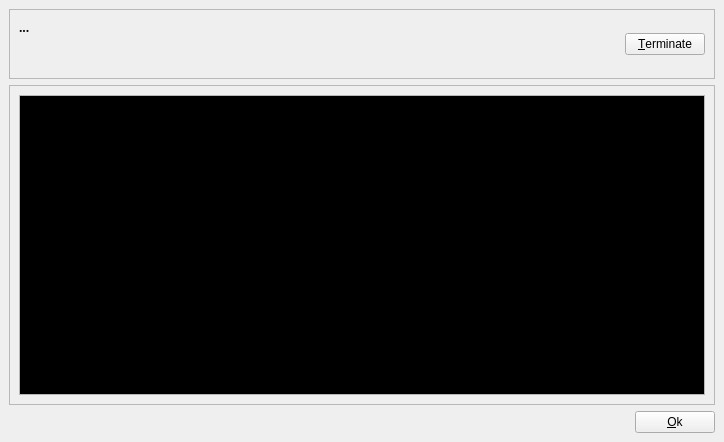
This is src/console.ui in tibirna/qgit as Qt 5 draws it before an edit. The edited form follows.
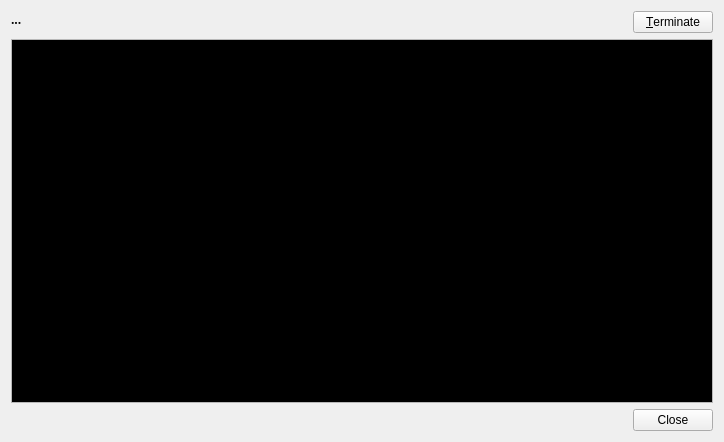
This is the edited form. Icons and pictures are not drawn.

```diff
--- a/src/console.ui
+++ b/src/console.ui
@@ -15,65 +15,29 @@
   <property name="windowIcon" >
    <iconset resource="icons.qrc" >:/icons/resources/openterm.png</iconset>
   </property>
-  <widget class="QWidget" name="widget" >
-   <layout class="QHBoxLayout" >
-    <property name="margin" >
-     <number>9</number>
-    </property>
-    <property name="spacing" >
+  <widget class="QWidget" name="widget">
+   <layout class="QVBoxLayout" name="verticalLayout">
+    <item>
+     <layout class="QHBoxLayout">
+      <property name="spacing">
      <number>6</number>
     </property>
-    <item>
-     <layout class="QVBoxLayout" >
-      <property name="margin" >
+      <property name="leftMargin">
        <number>0</number>
       </property>
-      <property name="spacing" >
-       <number>6</number>
+      <property name="topMargin">
+       <number>0</number>
       </property>
-      <item>
-       <widget class="QFrame" name="frame_3" >
-        <property name="sizePolicy" >
-         <sizepolicy>
-          <hsizetype>5</hsizetype>
-          <vsizetype>1</vsizetype>
-          <horstretch>0</horstretch>
-          <verstretch>0</verstretch>
-         </sizepolicy>
-        </property>
-        <property name="minimumSize" >
-         <size>
-          <width>16</width>
-          <height>70</height>
-         </size>
-        </property>
-        <property name="frameShape" >
-         <enum>QFrame::StyledPanel</enum>
-        </property>
-        <property name="frameShadow" >
-         <enum>QFrame::Plain</enum>
-        </property>
-        <layout class="QHBoxLayout" >
-         <property name="margin" >
-          <number>9</number>
-         </property>
-         <property name="spacing" >
-          <number>6</number>
-         </property>
-         <item>
-          <layout class="QHBoxLayout" >
-           <property name="margin" >
+      <property name="rightMargin">
+       <number>0</number>
+      </property>
+      <property name="bottomMargin">
             <number>0</number>
            </property>
-           <property name="spacing" >
-            <number>6</number>
-           </property>
            <item>
-            <widget class="QLabel" name="textLabelCmd" >
-             <property name="sizePolicy" >
-              <sizepolicy>
-               <hsizetype>5</hsizetype>
-               <vsizetype>5</vsizetype>
+       <widget class="QLabel" name="textLabelCmd">
+        <property name="sizePolicy">
+         <sizepolicy hsizetype="Preferred" vsizetype="Preferred">
                <horstretch>3</horstretch>
                <verstretch>0</verstretch>
               </sizepolicy>
@@ -120,11 +84,9 @@
             </spacer>
            </item>
            <item>
-            <widget class="QPushButton" name="pushButtonTerminate" >
-             <property name="sizePolicy" >
-              <sizepolicy>
-               <hsizetype>1</hsizetype>
-               <vsizetype>0</vsizetype>
+       <widget class="QPushButton" name="pushButtonTerminate">
+        <property name="sizePolicy">
+         <sizepolicy hsizetype="Minimum" vsizetype="Fixed">
                <horstretch>0</horstretch>
                <verstretch>0</verstretch>
               </sizepolicy>
@@ -135,505 +97,164 @@
              <property name="text" >
               <string>&amp;Terminate</string>
              </property>
-             <property name="icon" >
-              <iconset resource="icons.qrc" >:/icons/resources/cancel.png</iconset>
-             </property>
-             <property name="flat" >
-              <bool>false</bool>
+        <property name="icon">
+         <iconset resource="icons.qrc">
+          <normaloff>:/icons/resources/cancel.png</normaloff>:/icons/resources/cancel.png</iconset>
              </property>
              <property name="autoDefault">
               <bool>true</bool>
              </property>
+        <property name="flat">
+         <bool>false</bool>
+        </property>
             </widget>
            </item>
           </layout>
          </item>
-        </layout>
-       </widget>
-      </item>
       <item>
-       <widget class="QFrame" name="frame" >
-        <property name="frameShape" >
-         <enum>QFrame::StyledPanel</enum>
-        </property>
-        <property name="frameShadow" >
-         <enum>QFrame::Plain</enum>
-        </property>
-        <layout class="QHBoxLayout" >
-         <property name="margin" >
-          <number>9</number>
-         </property>
-         <property name="spacing" >
-          <number>6</number>
-         </property>
-         <item>
-          <widget class="QTextEdit" name="textEditOutput" >
-           <property name="palette" >
+     <widget class="QTextEdit" name="textEditOutput">
+      <property name="palette">
             <palette>
              <active>
-              <colorrole role="WindowText" >
-               <brush brushstyle="SolidPattern" >
-                <color alpha="255" >
-                 <red>0</red>
-                 <green>0</green>
-                 <blue>0</blue>
-                </color>
-               </brush>
-              </colorrole>
-              <colorrole role="Button" >
-               <brush brushstyle="SolidPattern" >
-                <color alpha="255" >
-                 <red>221</red>
-                 <green>223</green>
-                 <blue>228</blue>
-                </color>
-               </brush>
-              </colorrole>
-              <colorrole role="Light" >
-               <brush brushstyle="SolidPattern" >
-                <color alpha="255" >
-                 <red>255</red>
-                 <green>255</green>
-                 <blue>255</blue>
-                </color>
-               </brush>
-              </colorrole>
-              <colorrole role="Midlight" >
-               <brush brushstyle="SolidPattern" >
-                <color alpha="255" >
-                 <red>255</red>
-                 <green>255</green>
-                 <blue>255</blue>
-                </color>
-               </brush>
-              </colorrole>
-              <colorrole role="Dark" >
-               <brush brushstyle="SolidPattern" >
-                <color alpha="255" >
+         <colorrole role="Text">
+          <brush brushstyle="SolidPattern">
+           <color alpha="255">
                  <red>85</red>
-                 <green>85</green>
-                 <blue>85</blue>
-                </color>
-               </brush>
-              </colorrole>
-              <colorrole role="Mid" >
-               <brush brushstyle="SolidPattern" >
-                <color alpha="255" >
-                 <red>199</red>
-                 <green>199</green>
-                 <blue>199</blue>
-                </color>
-               </brush>
-              </colorrole>
-              <colorrole role="Text" >
-               <brush brushstyle="SolidPattern" >
-                <color alpha="255" >
-                 <red>85</red>
                  <green>255</green>
                  <blue>0</blue>
                 </color>
                </brush>
               </colorrole>
-              <colorrole role="BrightText" >
-               <brush brushstyle="SolidPattern" >
-                <color alpha="255" >
+         <colorrole role="BrightText">
+          <brush brushstyle="SolidPattern">
+           <color alpha="255">
                  <red>255</red>
                  <green>255</green>
                  <blue>255</blue>
                 </color>
                </brush>
               </colorrole>
-              <colorrole role="ButtonText" >
-               <brush brushstyle="SolidPattern" >
-                <color alpha="255" >
+         <colorrole role="Base">
+          <brush brushstyle="SolidPattern">
+           <color alpha="255">
                  <red>0</red>
                  <green>0</green>
                  <blue>0</blue>
                 </color>
                </brush>
               </colorrole>
-              <colorrole role="Base" >
-               <brush brushstyle="SolidPattern" >
-                <color alpha="255" >
-                 <red>0</red>
-                 <green>0</green>
-                 <blue>0</blue>
-                </color>
-               </brush>
-              </colorrole>
-              <colorrole role="Window" >
-               <brush brushstyle="SolidPattern" >
-                <color alpha="255" >
-                 <red>239</red>
-                 <green>239</green>
-                 <blue>239</blue>
-                </color>
-               </brush>
-              </colorrole>
-              <colorrole role="Shadow" >
-               <brush brushstyle="SolidPattern" >
-                <color alpha="255" >
-                 <red>0</red>
-                 <green>0</green>
-                 <blue>0</blue>
-                </color>
-               </brush>
-              </colorrole>
-              <colorrole role="Highlight" >
-               <brush brushstyle="SolidPattern" >
-                <color alpha="255" >
+         <colorrole role="Highlight">
+          <brush brushstyle="SolidPattern">
+           <color alpha="255">
                  <red>103</red>
                  <green>141</green>
                  <blue>178</blue>
                 </color>
                </brush>
               </colorrole>
-              <colorrole role="HighlightedText" >
-               <brush brushstyle="SolidPattern" >
-                <color alpha="255" >
+         <colorrole role="HighlightedText">
+          <brush brushstyle="SolidPattern">
+           <color alpha="255">
                  <red>255</red>
                  <green>255</green>
                  <blue>255</blue>
                 </color>
                </brush>
               </colorrole>
-              <colorrole role="Link" >
-               <brush brushstyle="SolidPattern" >
-                <color alpha="255" >
-                 <red>0</red>
-                 <green>0</green>
-                 <blue>238</blue>
-                </color>
-               </brush>
-              </colorrole>
-              <colorrole role="LinkVisited" >
-               <brush brushstyle="SolidPattern" >
-                <color alpha="255" >
-                 <red>82</red>
-                 <green>24</green>
-                 <blue>139</blue>
-                </color>
-               </brush>
-              </colorrole>
-              <colorrole role="AlternateBase" >
-               <brush brushstyle="SolidPattern" >
-                <color alpha="255" >
-                 <red>232</red>
-                 <green>232</green>
-                 <blue>232</blue>
-                </color>
-               </brush>
-              </colorrole>
              </active>
              <inactive>
-              <colorrole role="WindowText" >
-               <brush brushstyle="SolidPattern" >
-                <color alpha="255" >
-                 <red>0</red>
-                 <green>0</green>
-                 <blue>0</blue>
-                </color>
-               </brush>
-              </colorrole>
-              <colorrole role="Button" >
-               <brush brushstyle="SolidPattern" >
-                <color alpha="255" >
-                 <red>221</red>
-                 <green>223</green>
-                 <blue>228</blue>
-                </color>
-               </brush>
-              </colorrole>
-              <colorrole role="Light" >
-               <brush brushstyle="SolidPattern" >
-                <color alpha="255" >
-                 <red>255</red>
-                 <green>255</green>
-                 <blue>255</blue>
-                </color>
-               </brush>
-              </colorrole>
-              <colorrole role="Midlight" >
-               <brush brushstyle="SolidPattern" >
-                <color alpha="255" >
-                 <red>255</red>
-                 <green>255</green>
-                 <blue>255</blue>
-                </color>
-               </brush>
-              </colorrole>
-              <colorrole role="Dark" >
-               <brush brushstyle="SolidPattern" >
-                <color alpha="255" >
+         <colorrole role="Text">
+          <brush brushstyle="SolidPattern">
+           <color alpha="255">
                  <red>85</red>
-                 <green>85</green>
-                 <blue>85</blue>
-                </color>
-               </brush>
-              </colorrole>
-              <colorrole role="Mid" >
-               <brush brushstyle="SolidPattern" >
-                <color alpha="255" >
-                 <red>199</red>
-                 <green>199</green>
-                 <blue>199</blue>
-                </color>
-               </brush>
-              </colorrole>
-              <colorrole role="Text" >
-               <brush brushstyle="SolidPattern" >
-                <color alpha="255" >
-                 <red>85</red>
                  <green>255</green>
                  <blue>0</blue>
                 </color>
                </brush>
               </colorrole>
-              <colorrole role="BrightText" >
-               <brush brushstyle="SolidPattern" >
-                <color alpha="255" >
+         <colorrole role="BrightText">
+          <brush brushstyle="SolidPattern">
+           <color alpha="255">
                  <red>255</red>
                  <green>255</green>
                  <blue>255</blue>
                 </color>
                </brush>
               </colorrole>
-              <colorrole role="ButtonText" >
-               <brush brushstyle="SolidPattern" >
-                <color alpha="255" >
+         <colorrole role="Base">
+          <brush brushstyle="SolidPattern">
+           <color alpha="255">
                  <red>0</red>
                  <green>0</green>
                  <blue>0</blue>
                 </color>
                </brush>
               </colorrole>
-              <colorrole role="Base" >
-               <brush brushstyle="SolidPattern" >
-                <color alpha="255" >
-                 <red>0</red>
-                 <green>0</green>
-                 <blue>0</blue>
-                </color>
-               </brush>
-              </colorrole>
-              <colorrole role="Window" >
-               <brush brushstyle="SolidPattern" >
-                <color alpha="255" >
-                 <red>239</red>
-                 <green>239</green>
-                 <blue>239</blue>
-                </color>
-               </brush>
-              </colorrole>
-              <colorrole role="Shadow" >
-               <brush brushstyle="SolidPattern" >
-                <color alpha="255" >
-                 <red>0</red>
-                 <green>0</green>
-                 <blue>0</blue>
-                </color>
-               </brush>
-              </colorrole>
-              <colorrole role="Highlight" >
-               <brush brushstyle="SolidPattern" >
-                <color alpha="255" >
+         <colorrole role="Highlight">
+          <brush brushstyle="SolidPattern">
+           <color alpha="255">
                  <red>103</red>
                  <green>141</green>
                  <blue>178</blue>
                 </color>
                </brush>
               </colorrole>
-              <colorrole role="HighlightedText" >
-               <brush brushstyle="SolidPattern" >
-                <color alpha="255" >
+         <colorrole role="HighlightedText">
+          <brush brushstyle="SolidPattern">
+           <color alpha="255">
                  <red>255</red>
                  <green>255</green>
                  <blue>255</blue>
                 </color>
                </brush>
               </colorrole>
-              <colorrole role="Link" >
-               <brush brushstyle="SolidPattern" >
-                <color alpha="255" >
-                 <red>0</red>
-                 <green>0</green>
-                 <blue>238</blue>
-                </color>
-               </brush>
-              </colorrole>
-              <colorrole role="LinkVisited" >
-               <brush brushstyle="SolidPattern" >
-                <color alpha="255" >
-                 <red>82</red>
-                 <green>24</green>
-                 <blue>139</blue>
-                </color>
-               </brush>
-              </colorrole>
-              <colorrole role="AlternateBase" >
-               <brush brushstyle="SolidPattern" >
-                <color alpha="255" >
-                 <red>232</red>
-                 <green>232</green>
-                 <blue>232</blue>
-                </color>
-               </brush>
-              </colorrole>
              </inactive>
              <disabled>
-              <colorrole role="WindowText" >
-               <brush brushstyle="SolidPattern" >
-                <color alpha="255" >
-                 <red>128</red>
-                 <green>128</green>
-                 <blue>128</blue>
-                </color>
-               </brush>
-              </colorrole>
-              <colorrole role="Button" >
-               <brush brushstyle="SolidPattern" >
-                <color alpha="255" >
-                 <red>221</red>
-                 <green>223</green>
-                 <blue>228</blue>
-                </color>
-               </brush>
-              </colorrole>
-              <colorrole role="Light" >
-               <brush brushstyle="SolidPattern" >
-                <color alpha="255" >
-                 <red>255</red>
-                 <green>255</green>
-                 <blue>255</blue>
-                </color>
-               </brush>
-              </colorrole>
-              <colorrole role="Midlight" >
-               <brush brushstyle="SolidPattern" >
-                <color alpha="255" >
-                 <red>255</red>
-                 <green>255</green>
-                 <blue>255</blue>
-                </color>
-               </brush>
-              </colorrole>
-              <colorrole role="Dark" >
-               <brush brushstyle="SolidPattern" >
-                <color alpha="255" >
-                 <red>85</red>
-                 <green>85</green>
-                 <blue>85</blue>
-                </color>
-               </brush>
-              </colorrole>
-              <colorrole role="Mid" >
-               <brush brushstyle="SolidPattern" >
-                <color alpha="255" >
+         <colorrole role="Text">
+          <brush brushstyle="SolidPattern">
+           <color alpha="255">
                  <red>199</red>
                  <green>199</green>
                  <blue>199</blue>
                 </color>
                </brush>
               </colorrole>
-              <colorrole role="Text" >
-               <brush brushstyle="SolidPattern" >
-                <color alpha="255" >
-                 <red>199</red>
-                 <green>199</green>
-                 <blue>199</blue>
-                </color>
-               </brush>
-              </colorrole>
-              <colorrole role="BrightText" >
-               <brush brushstyle="SolidPattern" >
-                <color alpha="255" >
+         <colorrole role="BrightText">
+          <brush brushstyle="SolidPattern">
+           <color alpha="255">
                  <red>255</red>
                  <green>255</green>
                  <blue>255</blue>
                 </color>
                </brush>
               </colorrole>
-              <colorrole role="ButtonText" >
-               <brush brushstyle="SolidPattern" >
-                <color alpha="255" >
-                 <red>128</red>
-                 <green>128</green>
-                 <blue>128</blue>
-                </color>
-               </brush>
-              </colorrole>
-              <colorrole role="Base" >
-               <brush brushstyle="SolidPattern" >
-                <color alpha="255" >
+         <colorrole role="Base">
+          <brush brushstyle="SolidPattern">
+           <color alpha="255">
                  <red>239</red>
                  <green>239</green>
                  <blue>239</blue>
                 </color>
                </brush>
               </colorrole>
-              <colorrole role="Window" >
-               <brush brushstyle="SolidPattern" >
-                <color alpha="255" >
-                 <red>239</red>
-                 <green>239</green>
-                 <blue>239</blue>
-                </color>
-               </brush>
-              </colorrole>
-              <colorrole role="Shadow" >
-               <brush brushstyle="SolidPattern" >
-                <color alpha="255" >
-                 <red>0</red>
-                 <green>0</green>
-                 <blue>0</blue>
-                </color>
-               </brush>
-              </colorrole>
-              <colorrole role="Highlight" >
-               <brush brushstyle="SolidPattern" >
-                <color alpha="255" >
+         <colorrole role="Highlight">
+          <brush brushstyle="SolidPattern">
+           <color alpha="255">
                  <red>86</red>
                  <green>117</green>
                  <blue>148</blue>
                 </color>
                </brush>
               </colorrole>
-              <colorrole role="HighlightedText" >
-               <brush brushstyle="SolidPattern" >
-                <color alpha="255" >
+         <colorrole role="HighlightedText">
+          <brush brushstyle="SolidPattern">
+           <color alpha="255">
                  <red>255</red>
                  <green>255</green>
                  <blue>255</blue>
                 </color>
                </brush>
               </colorrole>
-              <colorrole role="Link" >
-               <brush brushstyle="SolidPattern" >
-                <color alpha="255" >
-                 <red>0</red>
-                 <green>0</green>
-                 <blue>238</blue>
-                </color>
-               </brush>
-              </colorrole>
-              <colorrole role="LinkVisited" >
-               <brush brushstyle="SolidPattern" >
-                <color alpha="255" >
-                 <red>82</red>
-                 <green>24</green>
-                 <blue>139</blue>
-                </color>
-               </brush>
-              </colorrole>
-              <colorrole role="AlternateBase" >
-               <brush brushstyle="SolidPattern" >
-                <color alpha="255" >
-                 <red>232</red>
-                 <green>232</green>
-                 <blue>232</blue>
-                </color>
-               </brush>
-              </colorrole>
              </disabled>
             </palette>
            </property>
@@ -651,56 +272,14 @@
            </property>
           </widget>
          </item>
-        </layout>
-       </widget>
-      </item>
       <item>
-       <layout class="QHBoxLayout" >
-        <property name="margin" >
-         <number>0</number>
-        </property>
-        <property name="spacing" >
-         <number>6</number>
-        </property>
-        <item>
-         <spacer>
-          <property name="orientation" >
-           <enum>Qt::Horizontal</enum>
-          </property>
-          <property name="sizeHint" >
-           <size>
-            <width>531</width>
-            <height>20</height>
-           </size>
-          </property>
-         </spacer>
-        </item>
-        <item>
-         <widget class="QPushButton" name="pushButtonOk" >
-          <property name="sizePolicy" >
-           <sizepolicy>
-            <hsizetype>1</hsizetype>
-            <vsizetype>0</vsizetype>
-            <horstretch>0</horstretch>
-            <verstretch>0</verstretch>
-           </sizepolicy>
-          </property>
-          <property name="toolTip" >
-           <string>Click to close window. Warning action will not be terminated if running</string>
-          </property>
-          <property name="text" >
-           <string>&amp;Ok</string>
-          </property>
-          <property name="autoDefault">
-           <bool>true</bool>
-          </property>
+     <widget class="QDialogButtonBox" name="buttonBox">
+      <property name="standardButtons">
+       <set>QDialogButtonBox::Close</set>
+      </property>
          </widget>
         </item>
        </layout>
-      </item>
-     </layout>
-    </item>
-   </layout>
   </widget>
   <action name="actionTerminate" >
    <property name="text" >
@@ -708,7 +287,7 @@
    </property>
   </action>
  </widget>
- <layoutdefault spacing="6" margin="11" />
+ <layoutdefault spacing="6" margin="11"/>
  <tabstops>
   <tabstop>pushButtonTerminate</tabstop>
   <tabstop>pushButtonOk</tabstop>
```
Left out of the diff: 66 changed lines with no effect on the pictures. Lines whose indentation alone changed are shown as unchanged.
